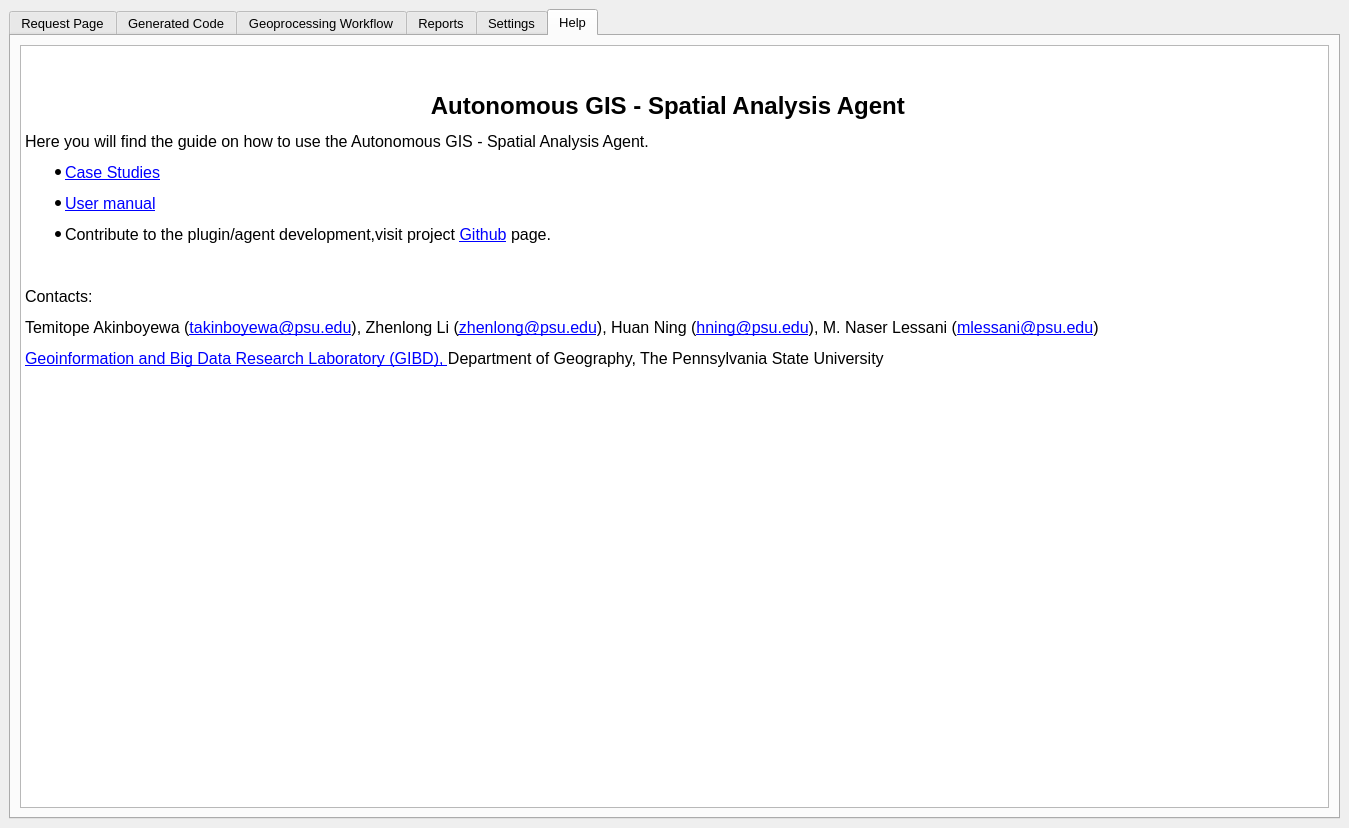
Old version of the form SpatialAnalysisAgent_dockwidget_base.ui in the repository xiaobing318/SpatialAnalysisAgent.
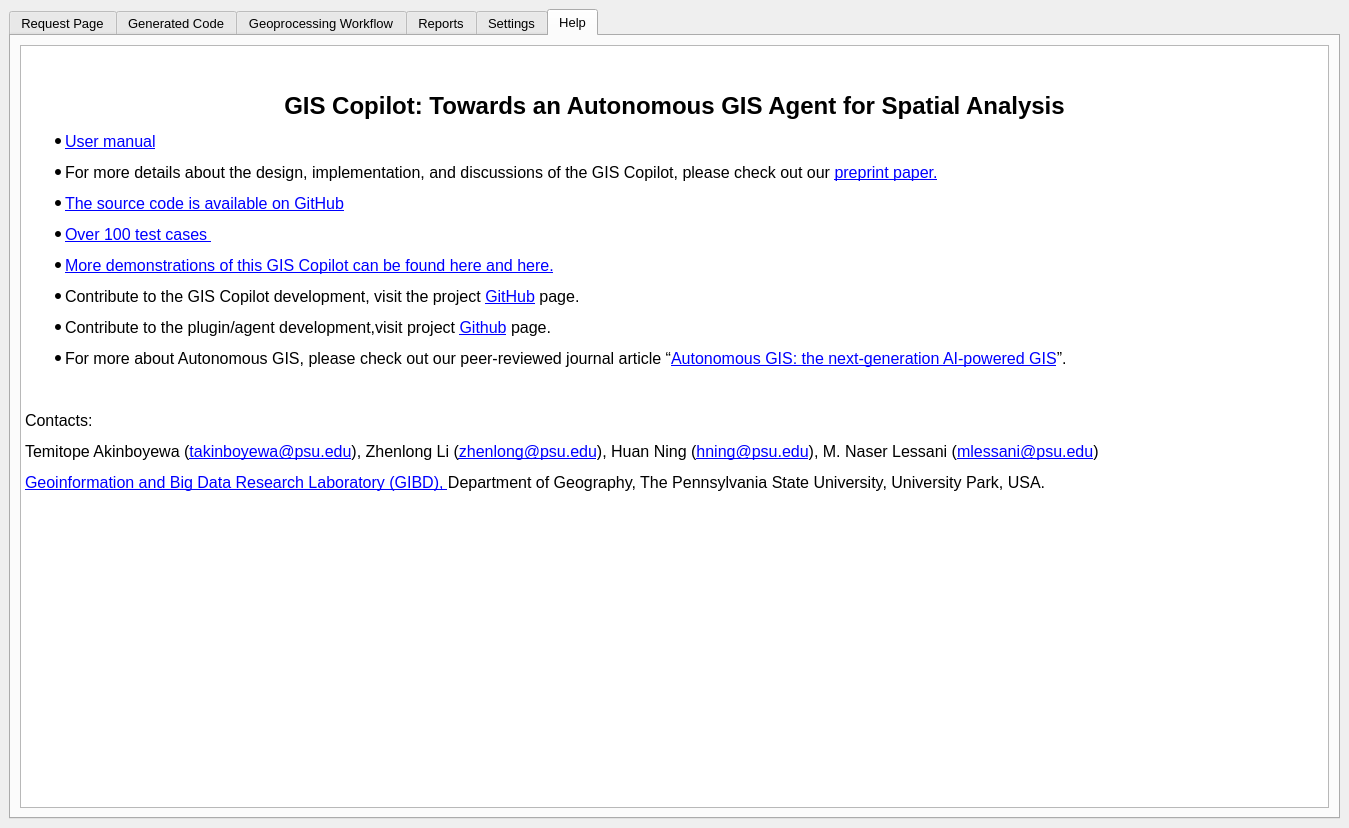
New version of the form. The open tabs and pages were chosen to show the change. Custom widgets are drawn as their Qt base class.

Diff of the .ui file:
```diff
--- a/SpatialAnalysisAgent_dockwidget_base.ui
+++ b/SpatialAnalysisAgent_dockwidget_base.ui
@@ -1038,18 +1038,22 @@
              <string>&lt;!DOCTYPE HTML PUBLIC &quot;-//W3C//DTD HTML 4.0//EN&quot; &quot;http://www.w3.org/TR/REC-html40/strict.dtd&quot;&gt;
 &lt;html&gt;&lt;head&gt;&lt;meta name=&quot;qrichtext&quot; content=&quot;1&quot; /&gt;&lt;style type=&quot;text/css&quot;&gt;
 p, li { white-space: pre-wrap; }
-&lt;/style&gt;&lt;/head&gt;&lt;body style=&quot; font-family:'Nirmala UI'; font-size:12pt; font-weight:400; font-style:normal;&quot;&gt;
+&lt;/style&gt;&lt;/head&gt;&lt;body style=&quot; font-family:'Nirmala UI','Nirmala UI','Nirmala UI'; font-size:12pt; font-weight:400; font-style:normal;&quot;&gt;
 &lt;p style=&quot; margin-top:0px; margin-bottom:0px; margin-left:0px; margin-right:0px; -qt-block-indent:0; text-indent:0px;&quot;&gt;&lt;span style=&quot; font-family:'MS Shell Dlg 2'; font-size:9.75pt;&quot;&gt;    &lt;/span&gt;&lt;/p&gt;
 &lt;p style=&quot; margin-top:0px; margin-bottom:0px; margin-left:0px; margin-right:0px; -qt-block-indent:0; text-indent:0px;&quot;&gt;&lt;span style=&quot; font-family:'MS Shell Dlg 2'; font-size:9.75pt;&quot;&gt;    &lt;/span&gt;&lt;/p&gt;
-&lt;p align=&quot;center&quot; style=&quot; margin-top:12px; margin-bottom:12px; margin-left:0px; margin-right:0px; -qt-block-indent:0; text-indent:0px;&quot;&gt;&lt;span style=&quot; font-family:'MS Shell Dlg 2'; font-size:18pt; font-weight:600;&quot;&gt;Autonomous GIS - Spatial Analysis Agent  &lt;/span&gt;&lt;/p&gt;
-&lt;p style=&quot; margin-top:12px; margin-bottom:12px; margin-left:0px; margin-right:0px; -qt-block-indent:0; text-indent:0px;&quot;&gt;&lt;span style=&quot; font-family:'MS Shell Dlg 2';&quot;&gt;Here you will find the guide on how to use the Autonomous GIS - Spatial Analysis Agent.        &lt;/span&gt;&lt;/p&gt;
-&lt;ul style=&quot;margin-top: 0px; margin-bottom: 0px; margin-left: 0px; margin-right: 0px; -qt-list-indent: 1;&quot;&gt;&lt;li style=&quot; font-family:'MS Shell Dlg 2';&quot; style=&quot; margin-top:0px; margin-bottom:12px; margin-left:0px; margin-right:0px; -qt-block-indent:0; text-indent:0px;&quot;&gt;&lt;a href=&quot;https://github.com/Teakinboyewa/SpatialAnalysisAgent/blob/master/Case_Studies.md&quot;&gt;&lt;span style=&quot; text-decoration: underline; color:#0000ff;&quot;&gt;Case Studies&lt;/span&gt;&lt;/a&gt; &lt;/li&gt;
-&lt;li style=&quot; font-family:'MS Shell Dlg 2';&quot; style=&quot; margin-top:0px; margin-bottom:12px; margin-left:0px; margin-right:0px; -qt-block-indent:0; text-indent:0px;&quot;&gt;&lt;a href=&quot;https://github.com/Teakinboyewa/SpatialAnalysisAgent/blob/master/User_Manual.md&quot;&gt;&lt;span style=&quot; text-decoration: underline; color:#0000ff;&quot;&gt;User manual&lt;/span&gt;&lt;/a&gt; &lt;/li&gt;&lt;/ul&gt;
-&lt;ul style=&quot;margin-top: 0px; margin-bottom: 0px; margin-left: 0px; margin-right: 0px; -qt-list-indent: 1;&quot;&gt;&lt;li style=&quot; font-family:'MS Shell Dlg 2';&quot; style=&quot; margin-top:0px; margin-bottom:12px; margin-left:0px; margin-right:0px; -qt-block-indent:0; text-indent:0px;&quot;&gt;Contribute to the plugin/agent development,visit project &lt;a href=&quot;https://github.com/Teakinboyewa/SpatialAnalysisAgent.git&quot;&gt;&lt;span style=&quot; text-decoration: underline; color:#0000ff;&quot;&gt;Github&lt;/span&gt;&lt;/a&gt; page. &lt;/li&gt;&lt;/ul&gt;
+&lt;p align=&quot;center&quot; style=&quot; margin-top:12px; margin-bottom:12px; margin-left:0px; margin-right:0px; -qt-block-indent:0; text-indent:0px;&quot;&gt;&lt;span style=&quot; font-family:'MS Shell Dlg 2','sans-serif'; font-size:18pt; font-weight:600;&quot;&gt;GIS Copilot: Towards an Autonomous GIS Agent for Spatial Analysis&lt;/span&gt;&lt;/p&gt;
+&lt;ul style=&quot;margin-top: 0px; margin-bottom: 0px; margin-left: 0px; margin-right: 0px; -qt-list-indent: 1;&quot;&gt;&lt;li style=&quot; font-family:'MS Shell Dlg 2';&quot; style=&quot; margin-top:0px; margin-bottom:12px; margin-left:0px; margin-right:0px; -qt-block-indent:0; text-indent:0px;&quot;&gt;&lt;a href=&quot;https://github.com/Teakinboyewa/SpatialAnalysisAgent/blob/master/User_Manual.md&quot;&gt;&lt;span style=&quot; text-decoration: underline; color:#0000ff;&quot;&gt;User manual&lt;/span&gt;&lt;/a&gt; &lt;/li&gt;
+&lt;li style=&quot; font-family:'MS Shell Dlg 2';&quot; style=&quot; margin-top:0px; margin-bottom:12px; margin-left:0px; margin-right:0px; -qt-block-indent:0; text-indent:0px;&quot;&gt;&lt;span style=&quot; font-family:'Arial','sans-serif';&quot;&gt;For more details about the design, implementation, and discussions of the GIS Copilot, please check out our &lt;/span&gt;&lt;a href=&quot;https://www.researchgate.net/publication/385559384_GIS_Copilot_Towards_an_Autonomous_GIS_Agent_for_Spatial_Analysis&quot;&gt;&lt;span style=&quot; text-decoration: underline; color:#0000ff;&quot;&gt;preprint paper.&lt;/span&gt;&lt;/a&gt;&lt;/li&gt;
+&lt;li style=&quot; text-decoration: underline; color:#0000ff;&quot; style=&quot; margin-top:0px; margin-bottom:12px; margin-left:0px; margin-right:0px; -qt-block-indent:0; text-indent:0px;&quot;&gt;&lt;span style=&quot; font-family:'Arial','sans-serif';&quot;&gt;The source code is available on &lt;/span&gt;&lt;a href=&quot;https://github.com/Teakinboyewa/SpatialAnalysisAgent&quot;&gt;&lt;span style=&quot; font-family:'Arial','sans-serif';&quot;&gt;GitHub&lt;/span&gt;&lt;/a&gt;&lt;/li&gt;
+&lt;li style=&quot; font-family:'Arial','sans-serif'; text-decoration: underline; color:#0000ff;&quot; style=&quot; margin-top:0px; margin-bottom:12px; margin-left:0px; margin-right:0px; -qt-block-indent:0; text-indent:0px;&quot;&gt;&lt;a href=&quot;https://giscience.psu.edu/copilot_test/&quot;&gt;Over 100 test cases&lt;/a&gt; &lt;/li&gt;&lt;/ul&gt;
+&lt;ul style=&quot;margin-top: 0px; margin-bottom: 0px; margin-left: 0px; margin-right: 0px; -qt-list-indent: 1;&quot;&gt;&lt;li style=&quot; font-family:'MS Shell Dlg 2'; text-decoration: underline; color:#0000ff;&quot; style=&quot; margin-top:0px; margin-bottom:12px; margin-left:0px; margin-right:0px; -qt-block-indent:0; text-indent:0px;&quot;&gt;&lt;span style=&quot; font-family:'Arial','sans-serif';&quot;&gt;More demonstrations of this GIS Copilot can be found &lt;/span&gt;&lt;a href=&quot;https://giscience.psu.edu/gis-copilot-demonstrations/&quot;&gt;&lt;span style=&quot; font-family:'Arial','sans-serif';&quot;&gt;here&lt;/span&gt;&lt;/a&gt;&lt;span style=&quot; font-family:'Arial','sans-serif';&quot;&gt; and &lt;/span&gt;&lt;a href=&quot;https://github.com/Teakinboyewa/SpatialAnalysisAgent/blob/master/Case_Studies.md&quot;&gt;&lt;span style=&quot; font-family:'Arial','sans-serif';&quot;&gt;here&lt;/span&gt;&lt;/a&gt;&lt;span style=&quot; font-family:'Arial','sans-serif';&quot;&gt;.&lt;/span&gt;&lt;/li&gt;
+&lt;li style=&quot; font-family:'MS Shell Dlg 2';&quot; style=&quot; margin-top:0px; margin-bottom:12px; margin-left:0px; margin-right:0px; -qt-block-indent:0; text-indent:0px;&quot;&gt;&lt;span style=&quot; font-family:'Arial','sans-serif';&quot;&gt;Contribute to the GIS Copilot development, visit the project &lt;/span&gt;&lt;a href=&quot;https://github.com/Teakinboyewa/SpatialAnalysisAgent.git&quot;&gt;&lt;span style=&quot; text-decoration: underline; color:#0000ff;&quot;&gt;GitHub&lt;/span&gt;&lt;/a&gt;&lt;span style=&quot; font-family:'Arial','sans-serif';&quot;&gt; page. &lt;/span&gt;&lt;/li&gt;&lt;/ul&gt;
+&lt;ul style=&quot;margin-top: 0px; margin-bottom: 0px; margin-left: 0px; margin-right: 0px; -qt-list-indent: 1;&quot;&gt;&lt;li style=&quot; font-family:'MS Shell Dlg 2';&quot; style=&quot; margin-top:0px; margin-bottom:12px; margin-left:0px; margin-right:0px; -qt-block-indent:0; text-indent:0px;&quot;&gt;Contribute to the plugin/agent development,visit project &lt;a href=&quot;https://github.com/Teakinboyewa/SpatialAnalysisAgent.git&quot;&gt;&lt;span style=&quot; text-decoration: underline; color:#0000ff;&quot;&gt;Github&lt;/span&gt;&lt;/a&gt; page. &lt;/li&gt;
+&lt;li style=&quot; font-family:'MS Shell Dlg 2';&quot; style=&quot; margin-top:0px; margin-bottom:12px; margin-left:0px; margin-right:0px; -qt-block-indent:0; text-indent:0px;&quot;&gt;&lt;span style=&quot; font-family:'Arial','sans-serif';&quot;&gt;For more about Autonomous GIS, please check out our peer-reviewed journal article “&lt;/span&gt;&lt;a href=&quot;https://doi.org/10.1080/17538947.2023.2278895&quot;&gt;&lt;span style=&quot; font-family:'Arial','sans-serif'; text-decoration: underline; color:#0000ff;&quot;&gt;Autonomous GIS: the next-generation AI-powered GIS&lt;/span&gt;&lt;/a&gt;&lt;span style=&quot; font-family:'Arial','sans-serif';&quot;&gt;”. &lt;/span&gt;&lt;/li&gt;&lt;/ul&gt;
 &lt;p style=&quot; margin-top:12px; margin-bottom:12px; margin-left:0px; margin-right:0px; -qt-block-indent:0; text-indent:0px;&quot;&gt;&lt;span style=&quot; font-family:'MS Shell Dlg 2';&quot;&gt;  &lt;/span&gt;&lt;/p&gt;
 &lt;p style=&quot; margin-top:12px; margin-bottom:12px; margin-left:0px; margin-right:0px; -qt-block-indent:0; text-indent:0px;&quot;&gt;&lt;span style=&quot; font-family:'MS Shell Dlg 2';&quot;&gt;Contacts: &lt;/span&gt;&lt;/p&gt;
 &lt;p style=&quot; margin-top:12px; margin-bottom:12px; margin-left:0px; margin-right:0px; -qt-block-indent:0; text-indent:0px;&quot;&gt;&lt;span style=&quot; font-family:'MS Shell Dlg 2';&quot;&gt;Temitope Akinboyewa (&lt;/span&gt;&lt;a href=&quot;mailto:takinboyewa@psu.edu&quot;&gt;&lt;span style=&quot; font-family:'MS Shell Dlg 2'; text-decoration: underline; color:#0000ff;&quot;&gt;takinboyewa@psu.edu&lt;/span&gt;&lt;/a&gt;&lt;span style=&quot; font-family:'MS Shell Dlg 2';&quot;&gt;), Zhenlong Li (&lt;/span&gt;&lt;a href=&quot;mailto:zhenlong@psu.edu&quot;&gt;&lt;span style=&quot; font-family:'MS Shell Dlg 2'; text-decoration: underline; color:#0000ff;&quot;&gt;zhenlong@psu.edu&lt;/span&gt;&lt;/a&gt;&lt;span style=&quot; font-family:'MS Shell Dlg 2';&quot;&gt;), Huan Ning (&lt;/span&gt;&lt;a href=&quot;mailto:hning@psu.edu&quot;&gt;&lt;span style=&quot; font-family:'MS Shell Dlg 2'; text-decoration: underline; color:#0000ff;&quot;&gt;hning@psu.edu&lt;/span&gt;&lt;/a&gt;&lt;span style=&quot; font-family:'MS Shell Dlg 2';&quot;&gt;), M. Naser Lessani (&lt;/span&gt;&lt;a href=&quot;mailto:mlessani@psu.edu&quot;&gt;&lt;span style=&quot; font-family:'MS Shell Dlg 2'; text-decoration: underline; color:#0000ff;&quot;&gt;mlessani@psu.edu&lt;/span&gt;&lt;/a&gt;&lt;span style=&quot; font-family:'MS Shell Dlg 2';&quot;&gt;)&lt;/span&gt;&lt;/p&gt;
-&lt;p style=&quot; margin-top:12px; margin-bottom:12px; margin-left:0px; margin-right:0px; -qt-block-indent:0; text-indent:0px;&quot;&gt;&lt;a href=&quot;https://giscience.psu.edu/&quot;&gt;&lt;span style=&quot; font-family:'MS Shell Dlg 2'; text-decoration: underline; color:#0000ff;&quot;&gt;Geoinformation and Big Data Research Laboratory (GIBD), &lt;/span&gt;&lt;/a&gt;&lt;span style=&quot; font-family:'MS Shell Dlg 2';&quot;&gt;Department of Geography, The Pennsylvania State University &lt;/span&gt;&lt;/p&gt;
+&lt;p style=&quot; margin-top:12px; margin-bottom:12px; margin-left:0px; margin-right:0px; -qt-block-indent:0; text-indent:0px;&quot;&gt;&lt;a href=&quot;https://giscience.psu.edu/&quot;&gt;&lt;span style=&quot; font-family:'MS Shell Dlg 2'; text-decoration: underline; color:#0000ff;&quot;&gt;Geoinformation and Big Data Research Laboratory (GIBD), &lt;/span&gt;&lt;/a&gt;&lt;span style=&quot; font-family:'MS Shell Dlg 2';&quot;&gt;Department of Geography, The Pennsylvania State University, University Park, USA. &lt;/span&gt;&lt;/p&gt;
 &lt;p style=&quot;-qt-paragraph-type:empty; margin-top:12px; margin-bottom:12px; margin-left:0px; margin-right:0px; -qt-block-indent:0; text-indent:0px; font-family:'MS Shell Dlg 2'; font-size:10pt;&quot;&gt;&lt;br /&gt;&lt;/p&gt;
 &lt;p style=&quot; margin-top:0px; margin-bottom:12px; margin-left:0px; margin-right:0px; -qt-block-indent:0; text-indent:0px;&quot;&gt;&lt;span style=&quot; font-family:'MS Shell Dlg 2'; font-size:9.75pt;&quot;&gt;	  &lt;/span&gt;&lt;/p&gt;&lt;/body&gt;&lt;/html&gt;</string>
             </property>
```
Left out of the diff: 2 changed lines with no effect on the pictures.
